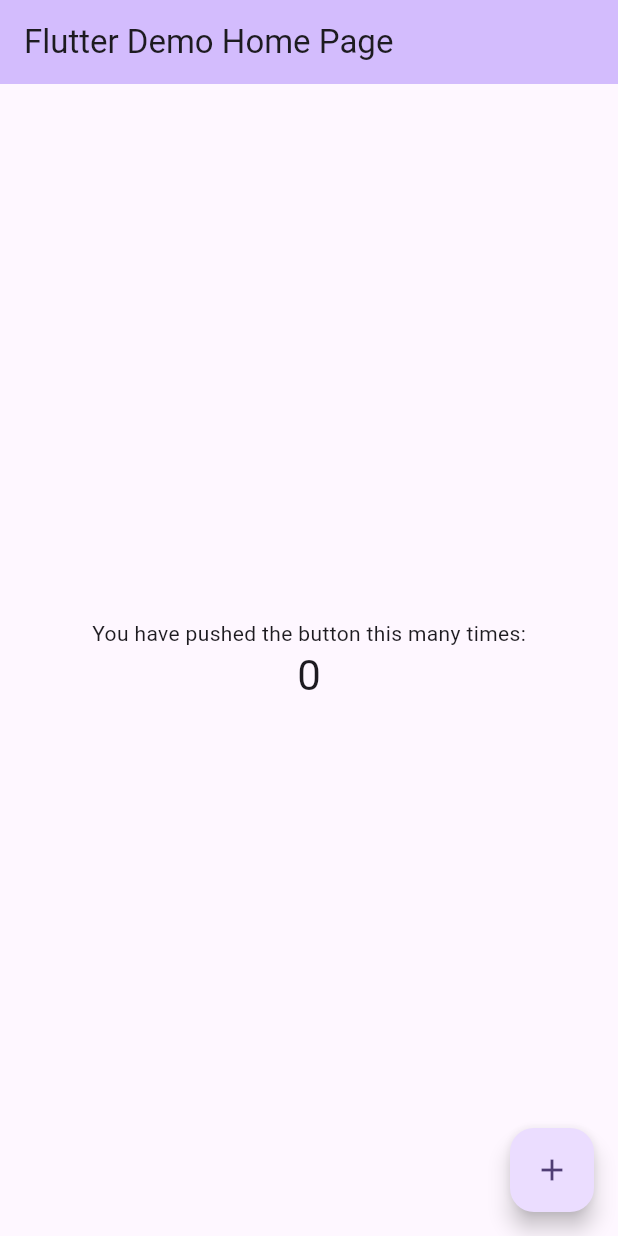
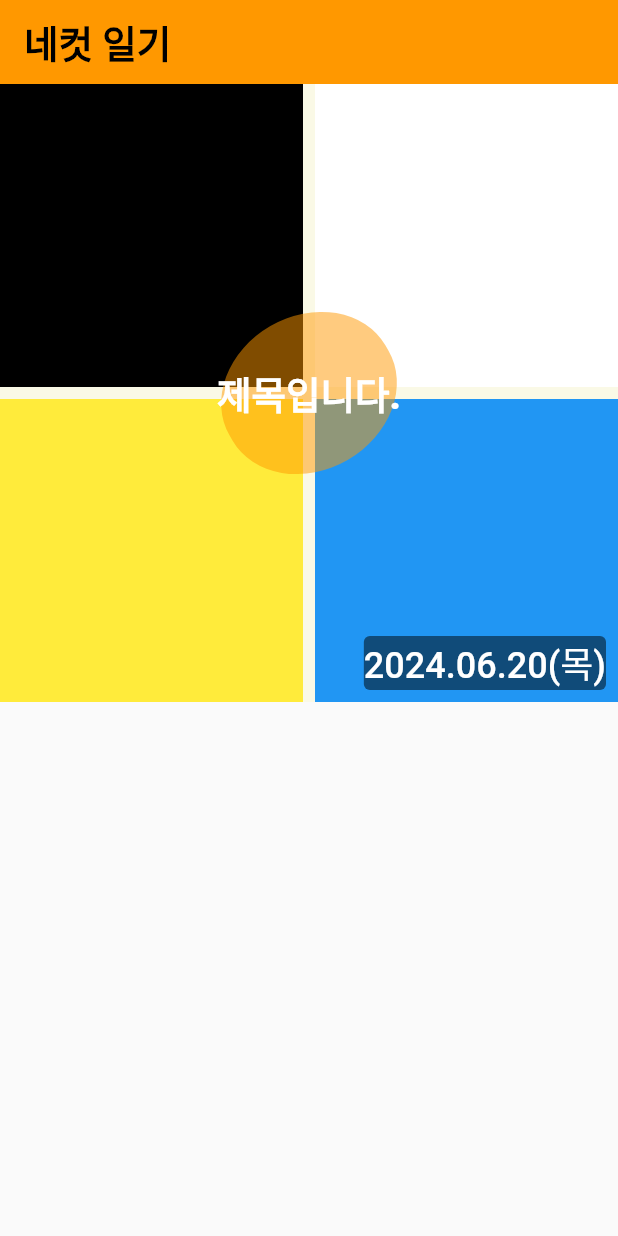
Before and after one commit to own-playground/four-cut-diary-flutter, a Flutter app: the screen it shows after launch, on a phone screen of 412 x 824 dp. Run offline on Flutter 3.47's test engine with Material 3 defaults, Android fonts, the phone set to English and light mode, and no system bars; our stand-ins replace google_fonts.

Commit message:
feat: AppBar, Body(Align, Text, Positioned)

```diff
--- a/lib/main.dart
+++ b/lib/main.dart
@@ -1,9 +1,15 @@
+import 'dart:ui';
+
 import 'package:flutter/material.dart';
+import 'package:google_fonts/google_fonts.dart';
+import 'dart:math' as math;
 
 void main() {
   runApp(const MyApp());
 }
 
+// StatefulWidget은 화면이 로드된 이후에 변경이 있을 때 사용하는 위젯
+// StatelessWidget는 화면이 로드된 이후에 변경이 없을 때 사용하는 위젯
 class MyApp extends StatelessWidget {
   const MyApp({super.key});
 
@@ -12,114 +18,110 @@
   Widget build(BuildContext context) {
     return MaterialApp(
       title: 'Flutter Demo',
+      debugShowCheckedModeBanner: false,
       theme: ThemeData(
-        // This is the theme of your application.
-        //
-        // TRY THIS: Try running your application with "flutter run". You'll see
-        // the application has a purple toolbar. Then, without quitting the app,
-        // try changing the seedColor in the colorScheme below to Colors.green
-        // and then invoke "hot reload" (save your changes or press the "hot
-        // reload" button in a Flutter-supported IDE, or press "r" if you used
-        // the command line to start the app).
-        //
-        // Notice that the counter didn't reset back to zero; the application
-        // state is not lost during the reload. To reset the state, use hot
-        // restart instead.
-        //
-        // This works for code too, not just values: Most code changes can be
-        // tested with just a hot reload.
-        colorScheme: ColorScheme.fromSeed(seedColor: Colors.deepPurple),
-        useMaterial3: true,
+        useMaterial3: false,
       ),
-      home: const MyHomePage(title: 'Flutter Demo Home Page'),
+      home: const MainScreen(),
     );
   }
 }
 
-class MyHomePage extends StatefulWidget {
-  const MyHomePage({super.key, required this.title});
-
-  // This widget is the home page of your application. It is stateful, meaning
-  // that it has a State object (defined below) that contains fields that affect
-  // how it looks.
-
-  // This class is the configuration for the state. It holds the values (in this
-  // case the title) provided by the parent (in this case the App widget) and
-  // used by the build method of the State. Fields in a Widget subclass are
-  // always marked "final".
-
-  final String title;
+class MainScreen extends StatefulWidget {
+  const MainScreen({super.key});
 
   @override
-  State<MyHomePage> createState() => _MyHomePageState();
+  State<MainScreen> createState() => _MainScreenState();
 }
 
-class _MyHomePageState extends State<MyHomePage> {
-  int _counter = 0;
-
-  void _incrementCounter() {
-    setState(() {
-      // This call to setState tells the Flutter framework that something has
-      // changed in this State, which causes it to rerun the build method below
-      // so that the display can reflect the updated values. If we changed
-      // _counter without calling setState(), then the build method would not be
-      // called again, and so nothing would appear to happen.
-      _counter++;
-    });
-  }
-
+class _MainScreenState extends State<MainScreen> {
   @override
   Widget build(BuildContext context) {
-    // This method is rerun every time setState is called, for instance as done
-    // by the _incrementCounter method above.
-    //
-    // The Flutter framework has been optimized to make rerunning build methods
-    // fast, so that you can just rebuild anything that needs updating rather
-    // than having to individually change instances of widgets.
     return Scaffold(
       appBar: AppBar(
-        // TRY THIS: Try changing the color here to a specific color (to
-        // Colors.amber, perhaps?) and trigger a hot reload to see the AppBar
-        // change color while the other colors stay the same.
-        backgroundColor: Theme.of(context).colorScheme.inversePrimary,
-        // Here we take the value from the MyHomePage object that was created by
-        // the App.build method, and use it to set our appbar title.
-        title: Text(widget.title),
+          // title: Text('네컷 일기', style: TextStyle(fontSize: 16, color: Colors.black, fontWeight: FontWeight.bold), ),
+          title: Text(
+            '네컷 일기',
+            style: GoogleFonts.nanumPenScript(textStyle: const TextStyle(
+                fontSize: 25,
+                color: Colors.black,
+                fontWeight: FontWeight.bold
+            ))
+          ),
+          backgroundColor: Colors.orange,
+          elevation: 0,
       ),
-      body: Center(
-        // Center is a layout widget. It takes a single child and positions it
-        // in the middle of the parent.
-        child: Column(
-          // Column is also a layout widget. It takes a list of children and
-          // arranges them vertically. By default, it sizes itself to fit its
-          // children horizontally, and tries to be as tall as its parent.
-          //
-          // Column has various properties to control how it sizes itself and
-          // how it positions its children. Here we use mainAxisAlignment to
-          // center the children vertically; the main axis here is the vertical
-          // axis because Columns are vertical (the cross axis would be
-          // horizontal).
-          //
-          // TRY THIS: Invoke "debug painting" (choose the "Toggle Debug Paint"
-          // action in the IDE, or press "p" in the console), to see the
-          // wireframe for each widget.
-          mainAxisAlignment: MainAxisAlignment.center,
-          children: <Widget>[
-            const Text(
-              'You have pushed the button this many times:',
+      body: Container(
+        color: const Color(0xffFAF9E6),
+        child: Stack(
+          alignment: Alignment.center,
+          children: [
+            Container(
+              width: double.maxFinite,
+              height: MediaQuery.of(context).size.width,
+              child: GridView(
+                gridDelegate: const SliverGridDelegateWithFixedCrossAxisCount(
+                  crossAxisCount: 2,
+                  crossAxisSpacing: 8,
+                  mainAxisSpacing: 8,
+                ),
+                physics: const NeverScrollableScrollPhysics(),
+                children: [
+                  Container(
+                    color: Colors.black,
+                  ),
+                  Container(
+                    color: Colors.white,
+                  ),
+                  Container(
+                    color: Colors.yellow,
+                  ),
+                  Container(
+                    color: Colors.blue,
+                  ),
+                ],
+              )
             ),
-            Text(
-              '$_counter',
-              style: Theme.of(context).textTheme.headlineMedium,
+            Transform.rotate(
+              angle: 60 * math.pi / 180,
+              child: Container(
+                width: MediaQuery.of(context).size.width / 4,
+                height: 120,
+                decoration: BoxDecoration(
+                  color: Colors.orange.withOpacity(0.5),
+                  borderRadius: const BorderRadius.all(
+                    Radius.elliptical(70, 85)
+                  ),
+                ),
+              ),
+            ),
+            Text('제목입니다.',
+              style: GoogleFonts.nanumPenScript(
+                textStyle: const TextStyle(
+                  fontSize: 25,
+                  color: Colors.white,
+                  fontWeight: FontWeight.w800)),
+              textAlign: TextAlign.center,
+            ),
+            Positioned(
+              bottom: 0,
+              right: 0,
+              child: Container(
+                margin: const EdgeInsets.all(8),
+                decoration: BoxDecoration(
+                  color: Colors.black.withOpacity(0.5),
+                  borderRadius: BorderRadius.circular(4)
+                ),
+                  child: Text('2024.06.20(목)', style: GoogleFonts.nanumPenScript(
+                    textStyle: TextStyle(
+                      fontSize: 24,
+                      fontWeight: FontWeight.w500,
+                      color: Colors.white)),
+                  ))
             ),
           ],
-        ),
-      ),
-      floatingActionButton: FloatingActionButton(
-        onPressed: _incrementCounter,
-        tooltip: 'Increment',
-        child: const Icon(Icons.add),
-      ), // This trailing comma makes auto-formatting nicer for build methods.
+        )
+      )
     );
   }
 }
--- a/pubspec.yaml
+++ b/pubspec.yaml
@@ -28,6 +28,7 @@ environment:
 # the latest version available on pub.dev. To see which dependencies have newer
 # versions available, run `flutter pub outdated`.
 dependencies:
+  google_fonts: ^6.1.0
   flutter:
     sdk: flutter
 
```
Also changed, not shown: pubspec.lock, 1 other file.
